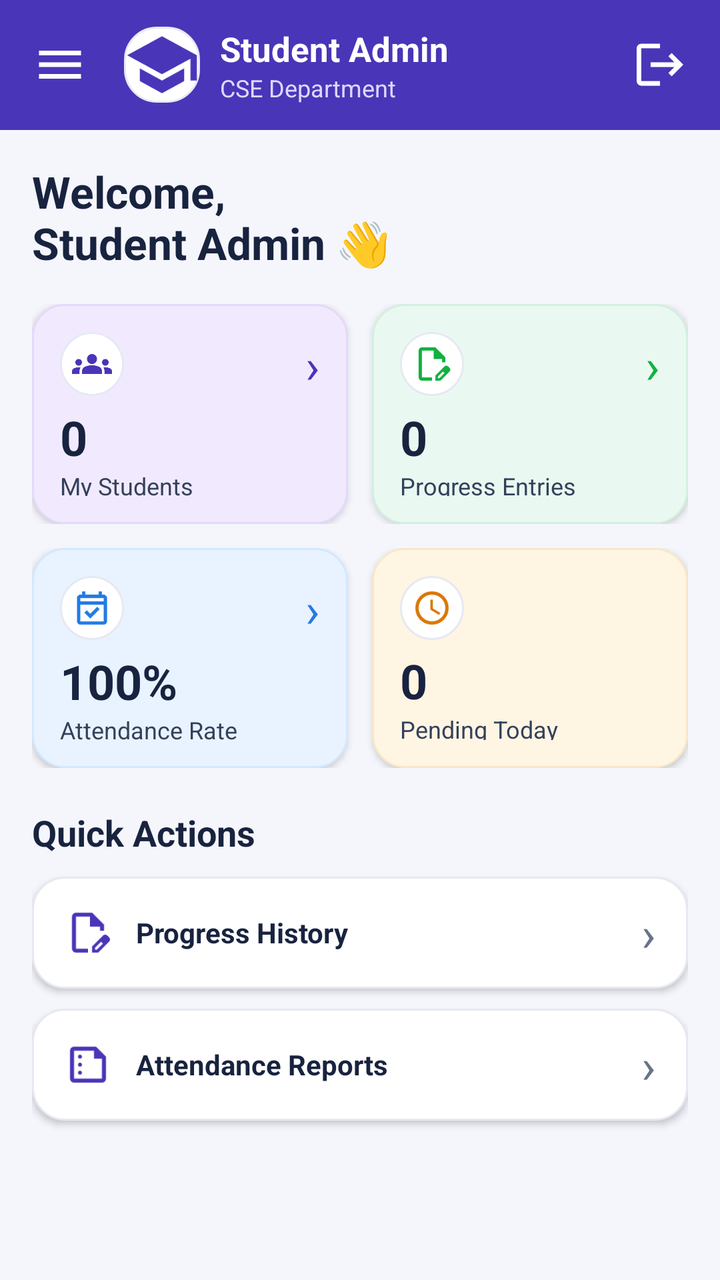
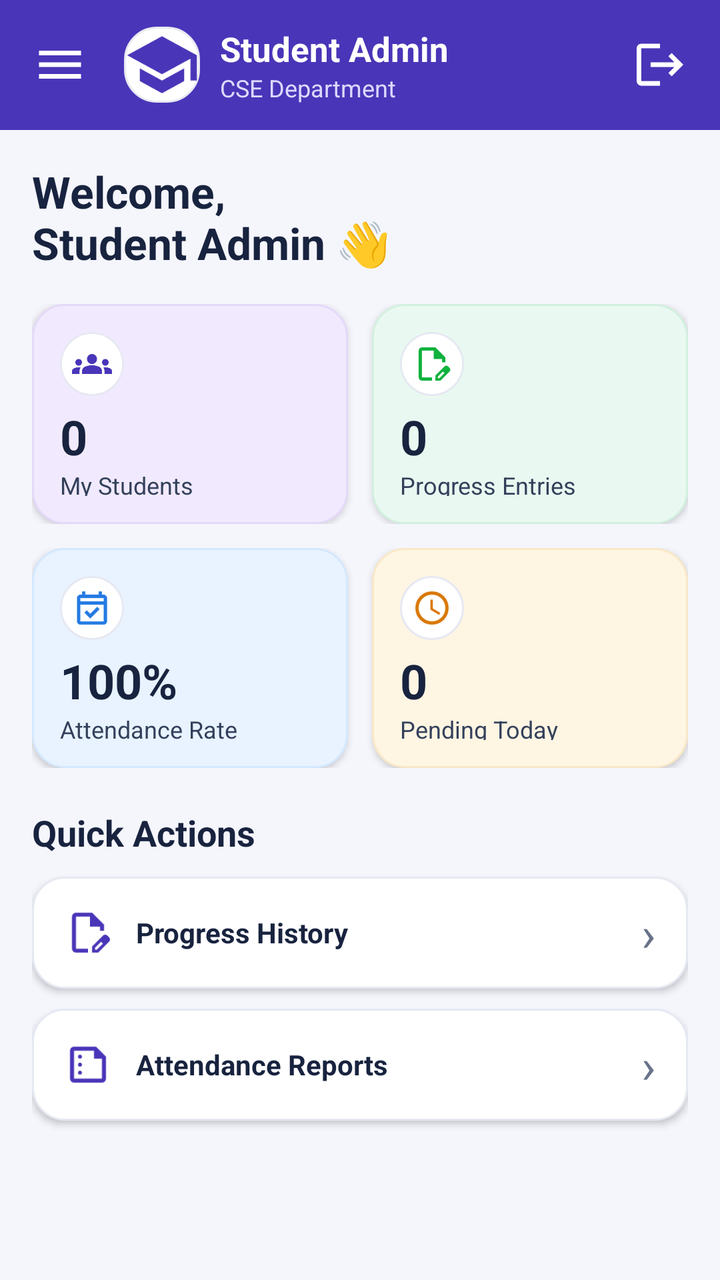

The first picture is an Android layout as it rendered before a commit; the second is the same layout after the commit. The layout source and the unified diff follow.
<!-- AndroidManifest.xml: application theme Theme.TrackPoint -->
<!-- res/layout/activity_student_admin_dashboard.xml -->
<?xml version="1.0" encoding="utf-8"?>
<LinearLayout
    xmlns:android="http://schemas.android.com/apk/res/android"
    xmlns:app="http://schemas.android.com/apk/res-auto"
    android:layout_width="match_parent"
    android:layout_height="match_parent"
    android:orientation="vertical"
    android:background="#4935B8"
    android:fitsSystemWindows="true">

    
    <LinearLayout
        android:layout_width="match_parent"
        android:layout_height="65dp"
        android:orientation="horizontal"
        android:gravity="center_vertical"
        android:paddingStart="16dp"
        android:paddingEnd="16dp"
        android:background="#4935B8">

        <ImageView
            android:id="@+id/moreButton"
            android:layout_width="28dp"
            android:layout_height="28dp"
            android:src="@drawable/menu_symbol"
            android:scaleType="fitCenter"
            app:tint="@color/white"
            android:contentDescription="Menu"/>

        <ImageView
            android:layout_width="38dp"
            android:layout_height="38dp"
            android:layout_marginStart="18dp"
            android:gravity="center"
            android:src="@drawable/student_admin_logo"
            app:tint="#4935B8"
            android:background="@drawable/action_card"
            android:contentDescription="Logo"/>

        <LinearLayout
            android:layout_width="0dp"
            android:layout_height="wrap_content"
            android:layout_weight="1"
            android:orientation="vertical"
            android:layout_marginStart="10dp">

            <TextView
                android:id="@+id/tvAdminGreeting"
                android:layout_width="wrap_content"
                android:layout_height="wrap_content"
                android:text="Student Admin"
                android:textColor="@color/white"
                android:textSize="17sp"
                android:textStyle="bold"/>

            <TextView
                android:id="@+id/tvAdminSubDept"
                android:layout_width="wrap_content"
                android:layout_height="wrap_content"
                android:text="CSE Department"
                android:textColor="#DDD8FF"
                android:textSize="12sp"/>

        </LinearLayout>

        <ImageView
            android:id="@+id/notificationButton"
            android:layout_width="28dp"
            android:layout_height="28dp"
            android:src="@drawable/logout_symbol"
            android:scaleType="fitCenter"
            app:tint="@color/white"
            android:contentDescription="Logout"/>

    </LinearLayout>

    
    <ScrollView
        android:layout_width="match_parent"
        android:layout_height="0dp"
        android:layout_weight="1"
        android:fillViewport="true"
        android:background="#F5F6FC">

        <LinearLayout
            android:layout_width="match_parent"
            android:layout_height="wrap_content"
            android:orientation="vertical"
            android:padding="16dp">

            <TextView
                android:layout_width="wrap_content"
                android:layout_height="wrap_content"
                android:text="Welcome,\nStudent Admin 👋"
                android:textColor="#18233F"
                android:textSize="22sp"
                android:textStyle="bold"
                android:layout_marginBottom="16dp"/>

            
            <LinearLayout
                android:layout_width="match_parent"
                android:layout_height="wrap_content"
                android:orientation="horizontal"
                android:layout_marginBottom="12dp">

                <LinearLayout
                    android:id="@+id/btnMyStudents"
                    android:layout_width="0dp"
                    android:layout_height="110dp"
                    android:layout_weight="1"
                    android:layout_marginEnd="6dp"
                    android:orientation="vertical"
                    android:gravity="center_vertical"
                    android:padding="14dp"
                    android:background="@drawable/card_purple"
                    android:elevation="2dp"
                    android:clickable="true"
                    android:focusable="true">

                    <LinearLayout
                        android:layout_width="match_parent"
                        android:layout_height="wrap_content"
                        android:orientation="horizontal"
                        android:gravity="center_vertical">

                        <ImageView
                            android:layout_width="32dp"
                            android:layout_height="32dp"
                            android:padding="6dp"
                            android:src="@drawable/group_symbol"
                            app:tint="#4935B8"
                            android:background="@drawable/action_card"
                            android:contentDescription="Students Icon"/>

                        <TextView
                            android:layout_width="0dp"
                            android:layout_height="wrap_content"
                            android:layout_weight="1"
                            android:text="›"
                            android:textSize="24sp"
                            android:gravity="end"
                            android:textColor="#4935B8"/>

                    </LinearLayout>

                    <TextView
                        android:id="@+id/tvStudentCount"
                        android:layout_width="wrap_content"
                        android:layout_height="wrap_content"
                        android:text="0"
                        android:textColor="#18233F"
                        android:textSize="24sp"
                        android:textStyle="bold"
                        android:layout_marginTop="4dp"/>

                    <TextView
                        android:layout_width="wrap_content"
                        android:layout_height="wrap_content"
                        android:text="My Students"
                        android:textColor="#34415B"
                        android:textSize="12sp"/>

                </LinearLayout>

                <LinearLayout
                    android:id="@+id/btnDailyProgress"
                    android:layout_width="0dp"
                    android:layout_height="110dp"
                    android:layout_weight="1"
                    android:layout_marginStart="6dp"
                    android:orientation="vertical"
                    android:gravity="center_vertical"
                    android:padding="14dp"
                    android:background="@drawable/card_green"
                    android:elevation="2dp"
                    android:clickable="true"
                    android:focusable="true">

                    <LinearLayout
                        android:layout_width="match_parent"
                        android:layout_height="wrap_content"
                        android:orientation="horizontal"
                        android:gravity="center_vertical">

                        <ImageView
                            android:layout_width="32dp"
                            android:layout_height="32dp"
                            android:padding="6dp"
                            android:src="@drawable/daily_progress_symbol"
                            app:tint="#10B23E"
                            android:background="@drawable/action_card"
                            android:contentDescription="Progress Icon"/>

                        <TextView
                            android:layout_width="0dp"
                            android:layout_height="wrap_content"
                            android:layout_weight="1"
                            android:text="›"
                            android:textSize="24sp"
                            android:gravity="end"
                            android:textColor="#10B23E"/>

                    </LinearLayout>

                    <TextView
                        android:id="@+id/tvProgressCount"
                        android:layout_width="wrap_content"
                        android:layout_height="wrap_content"
                        android:text="0"
                        android:textColor="#18233F"
                        android:textSize="24sp"
                        android:textStyle="bold"
                        android:layout_marginTop="4dp"/>

                    <TextView
                        android:layout_width="wrap_content"
                        android:layout_height="wrap_content"
                        android:text="Progress Entries"
                        android:textColor="#34415B"
                        android:textSize="12sp"/>

                </LinearLayout>

            </LinearLayout>

            
            <LinearLayout
                android:layout_width="match_parent"
                android:layout_height="wrap_content"
                android:orientation="horizontal"
                android:layout_marginBottom="20dp">

                <LinearLayout
                    android:id="@+id/btnAttendance"
                    android:layout_width="0dp"
                    android:layout_height="110dp"
                    android:layout_weight="1"
                    android:layout_marginEnd="6dp"
                    android:orientation="vertical"
                    android:gravity="center_vertical"
                    android:padding="14dp"
                    android:background="@drawable/card_blue"
                    android:elevation="2dp"
                    android:clickable="true"
                    android:focusable="true">

                    <LinearLayout
                        android:layout_width="match_parent"
                        android:layout_height="wrap_content"
                        android:orientation="horizontal"
                        android:gravity="center_vertical">

                        <ImageView
                            android:layout_width="32dp"
                            android:layout_height="32dp"
                            android:padding="6dp"
                            android:src="@drawable/attendance_symbol"
                            app:tint="#247AE3"
                            android:background="@drawable/action_card"
                            android:contentDescription="Attendance Icon"/>

                        <TextView
                            android:layout_width="0dp"
                            android:layout_height="wrap_content"
                            android:layout_weight="1"
                            android:text="›"
                            android:textSize="24sp"
                            android:gravity="end"
                            android:textColor="#247AE3"/>

                    </LinearLayout>

                    <TextView
                        android:id="@+id/tvAttendance"
                        android:layout_width="wrap_content"
                        android:layout_height="wrap_content"
                        android:text="100%"
                        android:textColor="#18233F"
                        android:textSize="24sp"
                        android:textStyle="bold"
                        android:layout_marginTop="4dp"/>

                    <TextView
                        android:layout_width="wrap_content"
                        android:layout_height="wrap_content"
                        android:text="Attendance Rate"
                        android:textColor="#34415B"
                        android:textSize="12sp"/>

                </LinearLayout>

                <LinearLayout
                    android:id="@+id/btnPending"
                    android:layout_width="0dp"
                    android:layout_height="110dp"
                    android:layout_weight="1"
                    android:layout_marginStart="6dp"
                    android:orientation="vertical"
                    android:gravity="center_vertical"
                    android:padding="14dp"
                    android:background="@drawable/card_yellow"
                    android:elevation="2dp">

                    <LinearLayout
                        android:layout_width="match_parent"
                        android:layout_height="wrap_content"
                        android:orientation="horizontal"
                        android:gravity="center_vertical">

                        <ImageView
                            android:layout_width="32dp"
                            android:layout_height="32dp"
                            android:padding="6dp"
                            android:src="@drawable/pending_symbol"
                            app:tint="#D97706"
                            android:background="@drawable/action_card"
                            android:contentDescription="Pending Icon"/>

                    </LinearLayout>

                    <TextView
                        android:id="@+id/tvPending"
                        android:layout_width="wrap_content"
                        android:layout_height="wrap_content"
                        android:text="0"
                        android:textColor="#18233F"
                        android:textSize="24sp"
                        android:textStyle="bold"
                        android:layout_marginTop="4dp"/>

                    <TextView
                        android:layout_width="wrap_content"
                        android:layout_height="wrap_content"
                        android:text="Pending Today"
                        android:textColor="#34415B"
                        android:textSize="12sp"/>

                </LinearLayout>

            </LinearLayout>

            
            <TextView
                android:layout_width="wrap_content"
                android:layout_height="wrap_content"
                android:text="Quick Actions"
                android:textColor="#18233F"
                android:textSize="18sp"
                android:textStyle="bold"
                android:layout_marginBottom="10dp"/>

            <LinearLayout
                android:id="@+id/btnProgressHistory"
                android:layout_width="match_parent"
                android:layout_height="56dp"
                android:orientation="horizontal"
                android:gravity="center_vertical"
                android:background="@drawable/action_card"
                android:elevation="2dp"
                android:paddingStart="16dp"
                android:paddingEnd="16dp"
                android:layout_marginBottom="10dp"
                android:clickable="true"
                android:focusable="true">

                <ImageView
                    android:layout_width="24dp"
                    android:layout_height="24dp"
                    android:src="@drawable/daily_progress_symbol"
                    app:tint="#4935B8"
                    android:layout_marginEnd="12dp"
                    android:contentDescription="History Icon"/>

                <TextView
                    android:layout_width="0dp"
                    android:layout_height="wrap_content"
                    android:layout_weight="1"
                    android:text="Progress History"
                    android:textColor="#18233F"
                    android:textSize="14sp"
                    android:textStyle="bold"/>

                <TextView
                    android:layout_width="wrap_content"
                    android:layout_height="wrap_content"
                    android:text="›"
                    android:textSize="24sp"
                    android:textColor="#68738A"/>

            </LinearLayout>

            <LinearLayout
                android:id="@+id/btnReports"
                android:layout_width="match_parent"
                android:layout_height="56dp"
                android:orientation="horizontal"
                android:gravity="center_vertical"
                android:background="@drawable/action_card"
                android:elevation="2dp"
                android:paddingStart="16dp"
                android:paddingEnd="16dp"
                android:layout_marginBottom="10dp"
                android:clickable="true"
                android:focusable="true">

                <ImageView
                    android:layout_width="24dp"
                    android:layout_height="24dp"
                    android:src="@drawable/reports_symbol"
                    app:tint="#4935B8"
                    android:layout_marginEnd="12dp"
                    android:contentDescription="Reports Icon"/>

                <TextView
                    android:layout_width="0dp"
                    android:layout_height="wrap_content"
                    android:layout_weight="1"
                    android:text="Attendance Reports"
                    android:textColor="#18233F"
                    android:textSize="14sp"
                    android:textStyle="bold"/>

                <TextView
                    android:layout_width="wrap_content"
                    android:layout_height="wrap_content"
                    android:text="›"
                    android:textSize="24sp"
                    android:textColor="#68738A"/>

            </LinearLayout>

        </LinearLayout>

    </ScrollView>

</LinearLayout>
<!-- resources referenced by this layout -->
<resources>
  <color name="white">#FFFFFFFF</color>
  <!-- drawable action_card (drawable) -->
  <shape xmlns:android="http://schemas.android.com/apk/res/android">
      <solid android:color="#FFFFFF"/>
      <stroke android:width="1dp" android:color="#E6E9F2"/>
      <corners android:radius="16dp"/>
  </shape>
  <!-- drawable card_blue (drawable) -->
  <shape xmlns:android="http://schemas.android.com/apk/res/android">
      <solid android:color="#E8F3FF"/>
      <stroke android:width="1dp" android:color="#D4E8FF"/>
      <corners android:radius="16dp"/>
  </shape>
  <!-- drawable card_green (drawable) -->
  <shape xmlns:android="http://schemas.android.com/apk/res/android">
      <solid android:color="#E9F9F1"/>
      <stroke android:width="1dp" android:color="#D3F0DF"/>
      <corners android:radius="16dp"/>
  </shape>
  <!-- drawable card_purple (drawable) -->
  <shape xmlns:android="http://schemas.android.com/apk/res/android">
      <solid android:color="#F1EAFE"/>
      <stroke android:width="1dp" android:color="#E5D9FA"/>
      <corners android:radius="16dp"/>
  </shape>
  <!-- drawable card_yellow (drawable) -->
  <shape xmlns:android="http://schemas.android.com/apk/res/android">
      <solid android:color="#FFF5E3"/>
      <stroke android:width="1dp" android:color="#F8E8C8"/>
      <corners android:radius="16dp"/>
  </shape>
  <!-- drawable logout_symbol (drawable) -->
  <vector xmlns:android="http://schemas.android.com/apk/res/android"
      android:width="24dp"
      android:height="24dp"
      android:viewportWidth="24"
      android:viewportHeight="24"
      android:tint="#000000">
      <path
          android:fillColor="@android:color/white"
          android:pathData="M17,7l-1.41,1.41L18.17,11H8v2h10.17l-2.58,2.58L17,17l5,-5zM4,5h8V3H4c-1.1,0 -2,0.9 -2,2v14c0,1.1 0.9,2 2,2h8v-2H4V5z"/>
  </vector>
  <!-- drawable menu_symbol (drawable) -->
  <vector xmlns:android="http://schemas.android.com/apk/res/android" android:height="24dp" android:tint="#000000" android:viewportHeight="24" android:viewportWidth="24" android:width="24dp">
        
      <path android:fillColor="@android:color/white" android:pathData="M3,18h18v-2L3,16v2zM3,13h18v-2L3,11v2zM3,6v2h18L21,6L3,6z"/>
      
  </vector>
  <!-- drawable pending_symbol (drawable) -->
  <vector xmlns:android="http://schemas.android.com/apk/res/android" android:height="24dp" android:tint="#000000" android:viewportHeight="24" android:viewportWidth="24" android:width="24dp">
        
      <path android:fillColor="@android:color/white" android:pathData="M11.99,2C6.47,2 2,6.48 2,12s4.47,10 9.99,10C17.52,22 22,17.52 22,12S17.52,2 11.99,2zM12,20c-4.42,0 -8,-3.58 -8,-8s3.58,-8 8,-8 8,3.58 8,8 -3.58,8 -8,8z"/>
        
      <path android:fillColor="@android:color/white" android:pathData="M12.5,7H11v6l5.25,3.15 0.75,-1.23 -4.5,-2.67z"/>
      
  </vector>
  <!-- drawable student_admin_logo (drawable) -->
  <vector xmlns:android="http://schemas.android.com/apk/res/android" android:height="24dp" android:tint="#000000" android:viewportHeight="24" android:viewportWidth="24" android:width="24dp">
        
      <path android:fillColor="@android:color/white" android:pathData="M5,13.18v4L12,21l7,-3.82v-4L12,17l-7,-3.82zM12,3L1,9l11,6 9,-4.91V17h2V9L12,3z"/>
      
  </vector>
  <style name="Theme.TrackPoint" parent="Base.Theme.TrackPoint" />
  <style name="Base.Theme.TrackPoint" parent="Theme.Material3.DayNight.NoActionBar">
          
          
      </style>
  <!-- unchanged entries left out for length: 4 -->
</resources>

<!-- the commit's change to res/layout/activity_student_admin_dashboard.xml (unified diff, before → after) -->
@@ -114,9 +114,7 @@
                     android:gravity="center_vertical"
                     android:padding="14dp"
                     android:background="@drawable/card_purple"
-                    android:elevation="2dp"
-                    android:clickable="true"
-                    android:focusable="true">
+                    android:elevation="2dp">
 
                     <LinearLayout
                         android:layout_width="match_parent"
@@ -133,15 +131,6 @@
                             android:background="@drawable/action_card"
                             android:contentDescription="Students Icon"/>
 
-                        <TextView
-                            android:layout_width="0dp"
-                            android:layout_height="wrap_content"
-                            android:layout_weight="1"
-                            android:text="›"
-                            android:textSize="24sp"
-                            android:gravity="end"
-                            android:textColor="#4935B8"/>
-
                     </LinearLayout>
 
                     <TextView
@@ -173,9 +162,7 @@
                     android:gravity="center_vertical"
                     android:padding="14dp"
                     android:background="@drawable/card_green"
-                    android:elevation="2dp"
-                    android:clickable="true"
-                    android:focusable="true">
+                    android:elevation="2dp">
 
                     <LinearLayout
                         android:layout_width="match_parent"
@@ -192,15 +179,6 @@
                             android:background="@drawable/action_card"
                             android:contentDescription="Progress Icon"/>
 
-                        <TextView
-                            android:layout_width="0dp"
-                            android:layout_height="wrap_content"
-                            android:layout_weight="1"
-                            android:text="›"
-                            android:textSize="24sp"
-                            android:gravity="end"
-                            android:textColor="#10B23E"/>
-
                     </LinearLayout>
 
                     <TextView
@@ -241,9 +219,7 @@
                     android:gravity="center_vertical"
                     android:padding="14dp"
                     android:background="@drawable/card_blue"
-                    android:elevation="2dp"
-                    android:clickable="true"
-                    android:focusable="true">
+                    android:elevation="2dp">
 
                     <LinearLayout
                         android:layout_width="match_parent"
@@ -259,15 +235,6 @@
                             app:tint="#247AE3"
                             android:background="@drawable/action_card"
                             android:contentDescription="Attendance Icon"/>
-
-                        <TextView
-                            android:layout_width="0dp"
-                            android:layout_height="wrap_content"
-                            android:layout_weight="1"
-                            android:text="›"
-                            android:textSize="24sp"
-                            android:gravity="end"
-                            android:textColor="#247AE3"/>
 
                     </LinearLayout>
 
